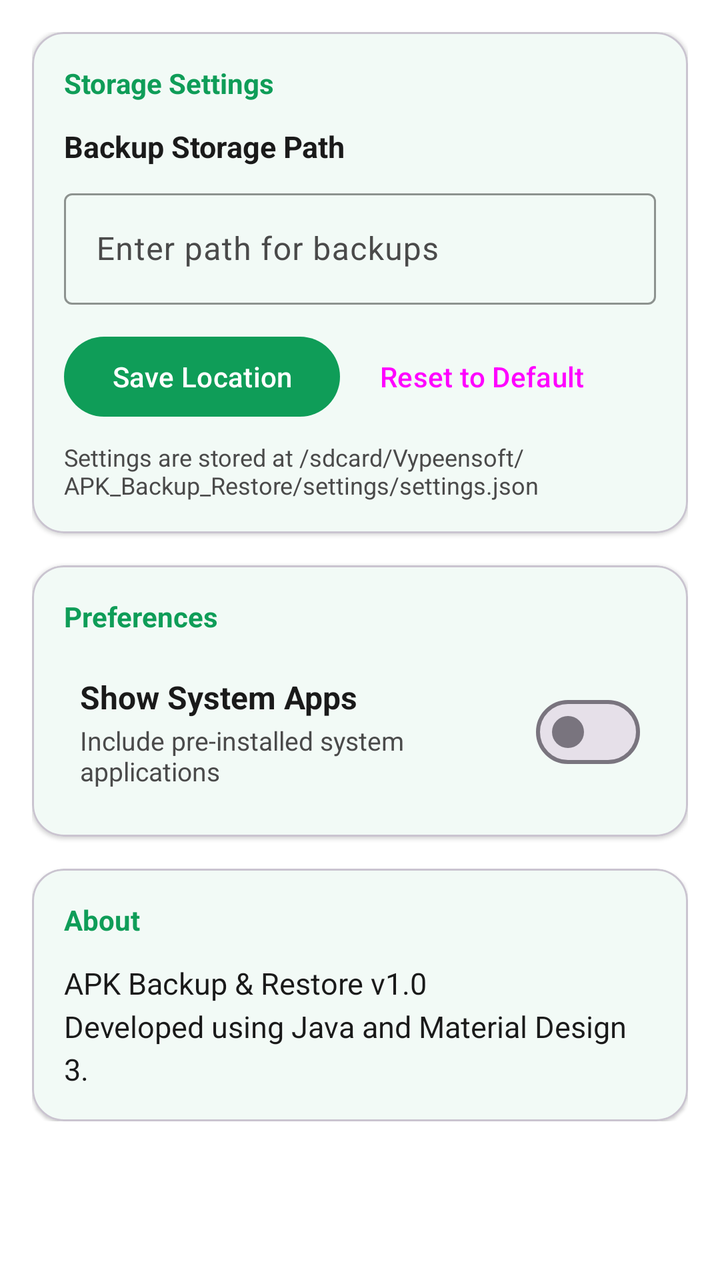
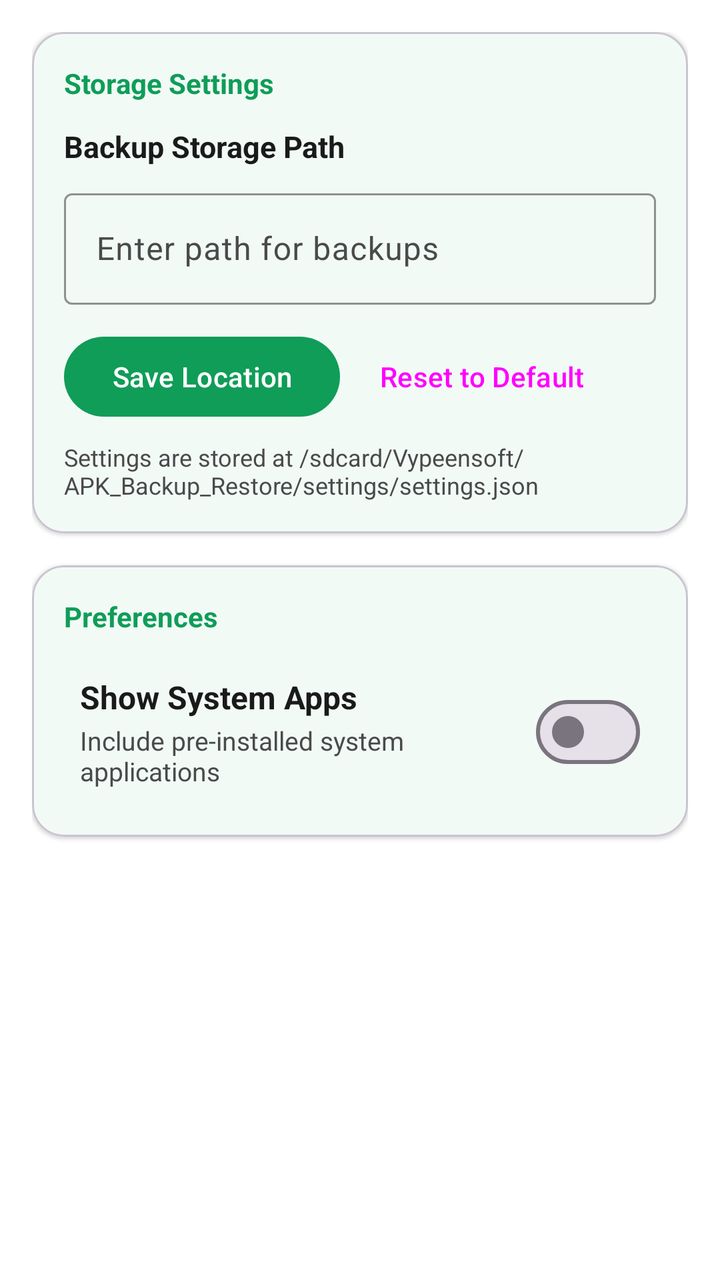

Two renders of the same Android screen: before a commit and after it. Below are the layout's source before the change and the commit's diff.
<!-- AndroidManifest.xml: activity theme Theme.ApkBackupRestore -->
<!-- res/layout/fragment_settings.xml -->
<?xml version="1.0" encoding="utf-8"?>
<ScrollView xmlns:android="http://schemas.android.com/apk/res/android"
    xmlns:app="http://schemas.android.com/apk/res-auto"
    android:layout_width="match_parent"
    android:layout_height="match_parent"
    android:background="?attr/colorSurface">

    <LinearLayout
        android:layout_width="match_parent"
        android:layout_height="wrap_content"
        android:orientation="vertical"
        android:padding="16dp">

        
        <com.google.android.material.card.MaterialCardView
            android:layout_width="match_parent"
            android:layout_height="wrap_content"
            android:layout_marginBottom="16dp"
            app:cardCornerRadius="16dp"
            app:cardElevation="1dp">

            <LinearLayout
                android:layout_width="match_parent"
                android:layout_height="wrap_content"
                android:orientation="vertical"
                android:padding="16dp">

                <TextView
                    android:layout_width="wrap_content"
                    android:layout_height="wrap_content"
                    android:text="Storage Settings"
                    android:textColor="?attr/colorPrimary"
                    android:textSize="14sp"
                    android:textStyle="bold" />

                <TextView
                    android:layout_width="wrap_content"
                    android:layout_height="wrap_content"
                    android:layout_marginTop="12dp"
                    android:text="Backup Storage Path"
                    android:textColor="?attr/colorOnSurface"
                    android:textSize="15sp"
                    android:textStyle="bold" />

                <com.google.android.material.textfield.TextInputLayout
                    style="@style/Widget.Material3.TextInputLayout.OutlinedBox"
                    android:layout_width="match_parent"
                    android:layout_height="wrap_content"
                    android:layout_marginTop="8dp"
                    app:boxStrokeColor="?attr/colorPrimary"
                    app:hintTextColor="?attr/colorPrimary">

                    <com.google.android.material.textfield.TextInputEditText
                        android:id="@+id/editPath"
                        android:layout_width="match_parent"
                        android:layout_height="wrap_content"
                        android:inputType="text"
                        android:hint="Enter path for backups" />
                </com.google.android.material.textfield.TextInputLayout>

                <LinearLayout
                    android:layout_width="match_parent"
                    android:layout_height="wrap_content"
                    android:layout_marginTop="12dp"
                    android:orientation="horizontal"
                    android:gravity="center_vertical">

                    <com.google.android.material.button.MaterialButton
                        android:id="@+id/btnSaveSettings"
                        android:layout_width="wrap_content"
                        android:layout_height="wrap_content"
                        android:text="Save Location" />

                    <Button
                        android:id="@+id/btn_reset_directory"
                        style="@style/Widget.Material3.Button.TextButton"
                        android:layout_width="wrap_content"
                        android:layout_height="wrap_content"
                        android:layout_marginStart="8dp"
                        android:text="Reset to Default" />

                </LinearLayout>

                <TextView
                    android:layout_width="match_parent"
                    android:layout_height="wrap_content"
                    android:layout_marginTop="8dp"
                    android:text="Settings are stored at /sdcard/Vypeensoft/APK_Backup_Restore/settings/settings.json"
                    android:textColor="?attr/colorOnSurfaceVariant"
                    android:textSize="12sp" />

            </LinearLayout>
        </com.google.android.material.card.MaterialCardView>

        
        <com.google.android.material.card.MaterialCardView
            android:layout_width="match_parent"
            android:layout_height="wrap_content"
            android:layout_marginBottom="16dp"
            app:cardCornerRadius="16dp"
            app:cardElevation="1dp">

            <LinearLayout
                android:layout_width="match_parent"
                android:layout_height="wrap_content"
                android:orientation="vertical"
                android:padding="16dp">

                <TextView
                    android:layout_width="wrap_content"
                    android:layout_height="wrap_content"
                    android:text="Preferences"
                    android:textColor="?attr/colorPrimary"
                    android:textSize="14sp"
                    android:textStyle="bold" />

                
                <LinearLayout
                    android:layout_width="match_parent"
                    android:layout_height="wrap_content"
                    android:layout_marginTop="12dp"
                    android:gravity="center_vertical"
                    android:orientation="horizontal"
                    android:padding="8dp">

                    <LinearLayout
                        android:layout_width="0dp"
                        android:layout_height="wrap_content"
                        android:layout_weight="1"
                        android:orientation="vertical">

                        <TextView
                            android:layout_width="wrap_content"
                            android:layout_height="wrap_content"
                            android:text="@string/settings_show_system_title"
                            android:textColor="?attr/colorOnSurface"
                            android:textSize="16sp"
                            android:textStyle="bold" />

                        <TextView
                            android:layout_width="wrap_content"
                            android:layout_height="wrap_content"
                            android:layout_marginTop="2dp"
                            android:text="@string/settings_show_system_summary"
                            android:textColor="?attr/colorOnSurfaceVariant"
                            android:textSize="13sp" />
                    </LinearLayout>

                    <com.google.android.material.materialswitch.MaterialSwitch
                        android:id="@+id/switch_show_system"
                        android:layout_width="wrap_content"
                        android:layout_height="wrap_content" />
                </LinearLayout>

            </LinearLayout>
        </com.google.android.material.card.MaterialCardView>

        
        <com.google.android.material.card.MaterialCardView
            android:layout_width="match_parent"
            android:layout_height="wrap_content"
            app:cardCornerRadius="16dp"
            app:cardElevation="1dp">

            <LinearLayout
                android:layout_width="match_parent"
                android:layout_height="wrap_content"
                android:orientation="vertical"
                android:padding="16dp">

                <TextView
                    android:layout_width="wrap_content"
                    android:layout_height="wrap_content"
                    android:text="@string/settings_about_title"
                    android:textColor="?attr/colorPrimary"
                    android:textSize="14sp"
                    android:textStyle="bold" />

                <TextView
                    android:id="@+id/tv_about_summary"
                    android:layout_width="match_parent"
                    android:layout_height="wrap_content"
                    android:layout_marginTop="12dp"
                    android:text="@string/settings_about_summary"
                    android:textColor="?attr/colorOnSurface"
                    android:textSize="15sp"
                    android:lineSpacingMultiplier="1.2" />

            </LinearLayout>
        </com.google.android.material.card.MaterialCardView>

    </LinearLayout>
</ScrollView>
<!-- resources referenced by this layout -->
<resources>
  <string name="settings_about_summary">APK Backup &amp; Restore v1.0\nDeveloped using Java and Material Design 3.</string>
  <string name="settings_about_title">About</string>
  <string name="settings_show_system_summary">Include pre-installed system applications</string>
  <string name="settings_show_system_title">Show System Apps</string>
  <style name="Theme.ApkBackupRestore" parent="Theme.Material3.DayNight.NoActionBar">
          
          <item name="colorPrimary">@color/primary</item>
          <item name="colorOnPrimary">@color/onPrimary</item>
          <item name="colorPrimaryContainer">@color/primaryContainer</item>
          <item name="colorOnPrimaryContainer">@color/onPrimaryContainer</item>
          
          
          <item name="colorSecondary">@color/secondary</item>
          <item name="colorOnSecondary">@color/onSecondary</item>
          <item name="colorSecondaryContainer">@color/secondaryContainer</item>
          <item name="colorOnSecondaryContainer">@color/onSecondaryContainer</item>
  
          
          <item name="android:statusBarColor">?attr/colorSurface</item>
          <item name="android:windowLightStatusBar">true</item>
          
          
          <item name="android:navigationBarColor">?attr/colorSurfaceContainer</item>
          
          
          <item name="android:windowBackground">@color/background</item>
          <item name="colorSurface">@color/surface</item>
          <item name="colorOnSurface">@color/onSurface</item>
          <item name="colorSurfaceVariant">@color/surfaceVariant</item>
          <item name="colorOnSurfaceVariant">@color/onSurfaceVariant</item>
  
          
          <item name="materialAlertDialogTheme">@style/CustomAlertDialogTheme</item>
      </style>
  <color name="primary">#0F9D58</color>
  <color name="onPrimary">#FFFFFF</color>
  <color name="primaryContainer">#D2F0DE</color>
  <color name="onPrimaryContainer">#00391C</color>
  <color name="secondary">#3F51B5</color>
  <color name="onSecondary">#FFFFFF</color>
  <color name="secondaryContainer">#E8EAF6</color>
  <color name="onSecondaryContainer">#1A237E</color>
  <color name="background">#FAFAFA</color>
  <color name="surface">#FFFFFF</color>
  <color name="onSurface">#1A1A1A</color>
  <color name="surfaceVariant">#F0F0F0</color>
  <color name="onSurfaceVariant">#4A4A4A</color>
  <style name="CustomAlertDialogTheme" parent="Theme.Material3.Light.Dialog.Alert">
          <item name="colorSurface">@android:color/white</item>
          <item name="colorOnSurface">@android:color/black</item>
          <item name="colorOnSurfaceVariant">#4A4A4A</item>
          <item name="android:textColorPrimary">@android:color/black</item>
          <item name="colorPrimary">@color/primary</item>
      </style>
</resources>

<!-- the commit's change to res/layout/fragment_settings.xml (unified diff, before → after) -->
@@ -155,39 +155,7 @@
             </LinearLayout>
         </com.google.android.material.card.MaterialCardView>
 
-        
-        <com.google.android.material.card.MaterialCardView
-            android:layout_width="match_parent"
-            android:layout_height="wrap_content"
-            app:cardCornerRadius="16dp"
-            app:cardElevation="1dp">
 
-            <LinearLayout
-                android:layout_width="match_parent"
-                android:layout_height="wrap_content"
-                android:orientation="vertical"
-                android:padding="16dp">
-
-                <TextView
-                    android:layout_width="wrap_content"
-                    android:layout_height="wrap_content"
-                    android:text="@string/settings_about_title"
-                    android:textColor="?attr/colorPrimary"
-                    android:textSize="14sp"
-                    android:textStyle="bold" />
-
-                <TextView
-                    android:id="@+id/tv_about_summary"
-                    android:layout_width="match_parent"
-                    android:layout_height="wrap_content"
-                    android:layout_marginTop="12dp"
-                    android:text="@string/settings_about_summary"
-                    android:textColor="?attr/colorOnSurface"
-                    android:textSize="15sp"
-                    android:lineSpacingMultiplier="1.2" />
-
-            </LinearLayout>
-        </com.google.android.material.card.MaterialCardView>
 
     </LinearLayout>
 </ScrollView>
<!-- resource entries referenced after the edit -->
@@ -1,7 +1,5 @@
 <!-- resources referenced by this layout -->
 <resources>
-  <string name="settings_about_summary">APK Backup &amp; Restore v1.0\nDeveloped using Java and Material Design 3.</string>
-  <string name="settings_about_title">About</string>
   <string name="settings_show_system_summary">Include pre-installed system applications</string>
   <string name="settings_show_system_title">Show System Apps</string>
   <style name="Theme.ApkBackupRestore" parent="Theme.Material3.DayNight.NoActionBar">
